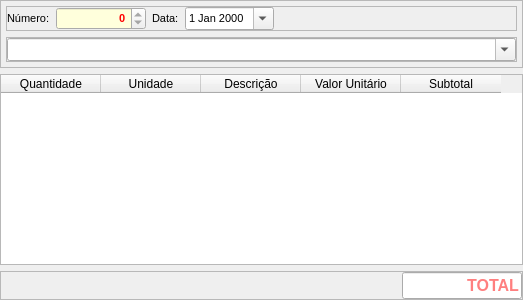
leidensj/BKVale, file bkframe.ui: the form before one commit.
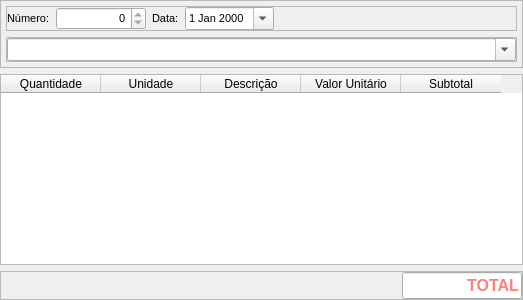
The form after the commit.

Commit message: interface quase 100%

```diff
--- a/bkframe.ui
+++ b/bkframe.ui
@@ -99,75 +99,11 @@
              <height>0</height>
             </size>
            </property>
-           <property name="palette">
-            <palette>
-             <active>
-              <colorrole role="Text">
-               <brush brushstyle="SolidPattern">
-                <color alpha="255">
-                 <red>255</red>
-                 <green>0</green>
-                 <blue>0</blue>
-                </color>
-               </brush>
-              </colorrole>
-              <colorrole role="Base">
-               <brush brushstyle="SolidPattern">
-                <color alpha="255">
-                 <red>255</red>
-                 <green>255</green>
-                 <blue>220</blue>
-                </color>
-               </brush>
-              </colorrole>
-             </active>
-             <inactive>
-              <colorrole role="Text">
-               <brush brushstyle="SolidPattern">
-                <color alpha="255">
-                 <red>255</red>
-                 <green>0</green>
-                 <blue>0</blue>
-                </color>
-               </brush>
-              </colorrole>
-              <colorrole role="Base">
-               <brush brushstyle="SolidPattern">
-                <color alpha="255">
-                 <red>255</red>
-                 <green>255</green>
-                 <blue>220</blue>
-                </color>
-               </brush>
-              </colorrole>
-             </inactive>
-             <disabled>
-              <colorrole role="Text">
-               <brush brushstyle="SolidPattern">
-                <color alpha="255">
-                 <red>120</red>
-                 <green>120</green>
-                 <blue>120</blue>
-                </color>
-               </brush>
-              </colorrole>
-              <colorrole role="Base">
-               <brush brushstyle="SolidPattern">
-                <color alpha="255">
-                 <red>240</red>
-                 <green>240</green>
-                 <blue>240</blue>
-                </color>
-               </brush>
-              </colorrole>
-             </disabled>
-            </palette>
-           </property>
            <property name="font">
             <font>
              <pointsize>8</pointsize>
-             <weight>75</weight>
-             <bold>true</bold>
+             <weight>50</weight>
+             <bold>false</bold>
             </font>
            </property>
            <property name="alignment">
```
The commit also changes 6 other files.
